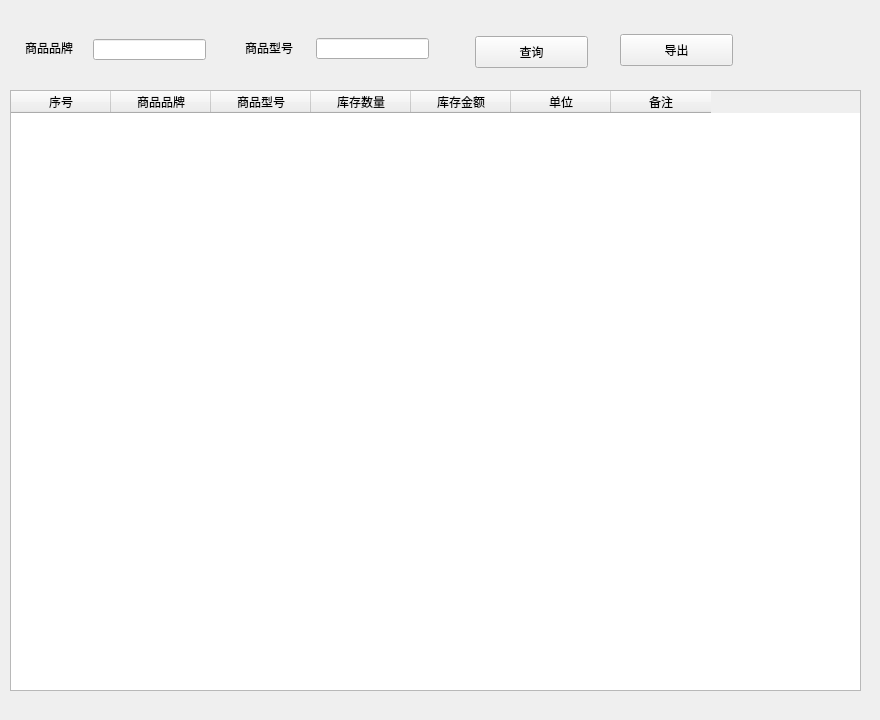
First picture: the form in View/stock/ui/ui_stock_search.ui, repository zgj0607/Py-store, before the edit.
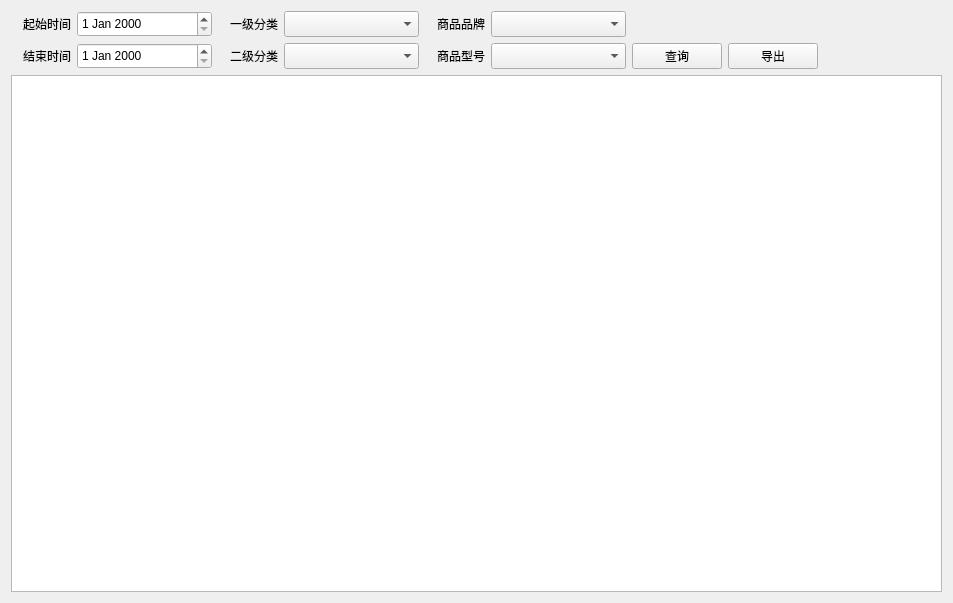
Second picture: the form after the edit.

Commit message: 完成历史进货、进货监控、库存查询功能

Diff of the .ui file:
```diff
--- a/View/stock/ui/ui_stock_search.ui
+++ b/View/stock/ui/ui_stock_search.ui
@@ -6,130 +6,332 @@
    <rect>
     <x>0</x>
     <y>0</y>
-    <width>880</width>
-    <height>720</height>
+    <width>953</width>
+    <height>603</height>
    </rect>
   </property>
   <property name="windowTitle">
    <string>Form</string>
   </property>
-  <widget class="QLabel" name="label">
-   <property name="geometry">
-    <rect>
-     <x>25</x>
-     <y>40</y>
-     <width>60</width>
-     <height>16</height>
-    </rect>
-   </property>
-   <property name="text">
-    <string>商品品牌</string>
-   </property>
-  </widget>
-  <widget class="QLabel" name="label_2">
-   <property name="geometry">
-    <rect>
-     <x>245</x>
-     <y>40</y>
-     <width>60</width>
-     <height>16</height>
-    </rect>
-   </property>
-   <property name="text">
-    <string>商品型号</string>
-   </property>
-  </widget>
-  <widget class="QTableWidget" name="tableWidget">
-   <property name="geometry">
-    <rect>
-     <x>10</x>
-     <y>90</y>
-     <width>851</width>
-     <height>601</height>
-    </rect>
-   </property>
-   <column>
-    <property name="text">
-     <string>序号</string>
-    </property>
-   </column>
-   <column>
-    <property name="text">
-     <string>商品品牌</string>
-    </property>
-   </column>
-   <column>
-    <property name="text">
-     <string>商品型号</string>
-    </property>
-   </column>
-   <column>
-    <property name="text">
-     <string>库存数量</string>
-    </property>
-   </column>
-   <column>
-    <property name="text">
-     <string>库存金额</string>
-    </property>
-   </column>
-   <column>
-    <property name="text">
-     <string>单位</string>
-    </property>
-   </column>
-   <column>
-    <property name="text">
-     <string>备注</string>
-    </property>
-   </column>
-  </widget>
-  <widget class="QPushButton" name="serchButton">
-   <property name="geometry">
-    <rect>
-     <x>475</x>
-     <y>36</y>
-     <width>113</width>
-     <height>32</height>
-    </rect>
-   </property>
-   <property name="text">
-    <string>查询</string>
-   </property>
-  </widget>
-  <widget class="QLineEdit" name="lineEdit">
-   <property name="geometry">
-    <rect>
-     <x>93</x>
-     <y>39</y>
-     <width>113</width>
-     <height>21</height>
-    </rect>
-   </property>
-  </widget>
-  <widget class="QLineEdit" name="lineEdit_2">
-   <property name="geometry">
-    <rect>
-     <x>316</x>
-     <y>38</y>
-     <width>113</width>
-     <height>21</height>
-    </rect>
-   </property>
-  </widget>
-  <widget class="QPushButton" name="exportButton">
-   <property name="geometry">
-    <rect>
-     <x>620</x>
-     <y>34</y>
-     <width>113</width>
-     <height>32</height>
-    </rect>
-   </property>
-   <property name="text">
-    <string>导出</string>
-   </property>
-  </widget>
+  <layout class="QVBoxLayout" name="verticalLayout">
+   <item>
+    <layout class="QVBoxLayout" name="verticalLayout_2">
+     <item>
+      <layout class="QHBoxLayout" name="horizontalLayout">
+       <item>
+        <widget class="QLabel" name="label_6">
+         <property name="minimumSize">
+          <size>
+           <width>60</width>
+           <height>26</height>
+          </size>
+         </property>
+         <property name="maximumSize">
+          <size>
+           <width>60</width>
+           <height>26</height>
+          </size>
+         </property>
+         <property name="text">
+          <string>起始时间</string>
+         </property>
+         <property name="alignment">
+          <set>Qt::AlignRight|Qt::AlignTrailing|Qt::AlignVCenter</set>
+         </property>
+        </widget>
+       </item>
+       <item>
+        <widget class="QDateEdit" name="start_date">
+         <property name="minimumSize">
+          <size>
+           <width>135</width>
+           <height>26</height>
+          </size>
+         </property>
+         <property name="maximumSize">
+          <size>
+           <width>135</width>
+           <height>26</height>
+          </size>
+         </property>
+        </widget>
+       </item>
+       <item>
+        <widget class="QLabel" name="label_4">
+         <property name="minimumSize">
+          <size>
+           <width>60</width>
+           <height>26</height>
+          </size>
+         </property>
+         <property name="maximumSize">
+          <size>
+           <width>60</width>
+           <height>26</height>
+          </size>
+         </property>
+         <property name="text">
+          <string>一级分类</string>
+         </property>
+         <property name="alignment">
+          <set>Qt::AlignRight|Qt::AlignTrailing|Qt::AlignVCenter</set>
+         </property>
+        </widget>
+       </item>
+       <item>
+        <widget class="QComboBox" name="first_srv_combo">
+         <property name="minimumSize">
+          <size>
+           <width>135</width>
+           <height>26</height>
+          </size>
+         </property>
+         <property name="maximumSize">
+          <size>
+           <width>135</width>
+           <height>26</height>
+          </size>
+         </property>
+        </widget>
+       </item>
+       <item>
+        <widget class="QLabel" name="label_2">
+         <property name="minimumSize">
+          <size>
+           <width>60</width>
+           <height>26</height>
+          </size>
+         </property>
+         <property name="maximumSize">
+          <size>
+           <width>60</width>
+           <height>26</height>
+          </size>
+         </property>
+         <property name="text">
+          <string>商品品牌</string>
+         </property>
+         <property name="alignment">
+          <set>Qt::AlignRight|Qt::AlignTrailing|Qt::AlignVCenter</set>
+         </property>
+        </widget>
+       </item>
+       <item>
+        <widget class="QComboBox" name="brand_combo">
+         <property name="minimumSize">
+          <size>
+           <width>135</width>
+           <height>26</height>
+          </size>
+         </property>
+         <property name="maximumSize">
+          <size>
+           <width>135</width>
+           <height>26</height>
+          </size>
+         </property>
+        </widget>
+       </item>
+       <item>
+        <spacer name="horizontalSpacer">
+         <property name="orientation">
+          <enum>Qt::Horizontal</enum>
+         </property>
+         <property name="sizeHint" stdset="0">
+          <size>
+           <width>40</width>
+           <height>20</height>
+          </size>
+         </property>
+        </spacer>
+       </item>
+      </layout>
+     </item>
+     <item>
+      <layout class="QHBoxLayout" name="horizontalLayout_2">
+       <item>
+        <widget class="QLabel" name="label_5">
+         <property name="minimumSize">
+          <size>
+           <width>60</width>
+           <height>26</height>
+          </size>
+         </property>
+         <property name="maximumSize">
+          <size>
+           <width>60</width>
+           <height>26</height>
+          </size>
+         </property>
+         <property name="text">
+          <string>结束时间</string>
+         </property>
+         <property name="alignment">
+          <set>Qt::AlignRight|Qt::AlignTrailing|Qt::AlignVCenter</set>
+         </property>
+        </widget>
+       </item>
+       <item>
+        <widget class="QDateEdit" name="end_date">
+         <property name="minimumSize">
+          <size>
+           <width>135</width>
+           <height>26</height>
+          </size>
+         </property>
+         <property name="maximumSize">
+          <size>
+           <width>135</width>
+           <height>26</height>
+          </size>
+         </property>
+        </widget>
+       </item>
+       <item>
+        <widget class="QLabel" name="label_3">
+         <property name="minimumSize">
+          <size>
+           <width>60</width>
+           <height>26</height>
+          </size>
+         </property>
+         <property name="maximumSize">
+          <size>
+           <width>60</width>
+           <height>26</height>
+          </size>
+         </property>
+         <property name="text">
+          <string>二级分类</string>
+         </property>
+         <property name="alignment">
+          <set>Qt::AlignRight|Qt::AlignTrailing|Qt::AlignVCenter</set>
+         </property>
+        </widget>
+       </item>
+       <item>
+        <widget class="QComboBox" name="second_srv_combo">
+         <property name="minimumSize">
+          <size>
+           <width>135</width>
+           <height>26</height>
+          </size>
+         </property>
+         <property name="maximumSize">
+          <size>
+           <width>135</width>
+           <height>26</height>
+          </size>
+         </property>
+        </widget>
+       </item>
+       <item>
+        <widget class="QLabel" name="label">
+         <property name="minimumSize">
+          <size>
+           <width>60</width>
+           <height>26</height>
+          </size>
+         </property>
+         <property name="maximumSize">
+          <size>
+           <width>60</width>
+           <height>26</height>
+          </size>
+         </property>
+         <property name="text">
+          <string>商品型号</string>
+         </property>
+         <property name="alignment">
+          <set>Qt::AlignRight|Qt::AlignTrailing|Qt::AlignVCenter</set>
+         </property>
+        </widget>
+       </item>
+       <item>
+        <widget class="QComboBox" name="model_combo">
+         <property name="minimumSize">
+          <size>
+           <width>135</width>
+           <height>26</height>
+          </size>
+         </property>
+         <property name="maximumSize">
+          <size>
+           <width>135</width>
+           <height>26</height>
+          </size>
+         </property>
+        </widget>
+       </item>
+       <item>
+        <widget class="QPushButton" name="seachButton">
+         <property name="minimumSize">
+          <size>
+           <width>90</width>
+           <height>26</height>
+          </size>
+         </property>
+         <property name="maximumSize">
+          <size>
+           <width>90</width>
+           <height>26</height>
+          </size>
+         </property>
+         <property name="text">
+          <string>查询</string>
+         </property>
+        </widget>
+       </item>
+       <item>
+        <widget class="QPushButton" name="exportButton">
+         <property name="minimumSize">
+          <size>
+           <width>90</width>
+           <height>26</height>
+          </size>
+         </property>
+         <property name="maximumSize">
+          <size>
+           <width>90</width>
+           <height>26</height>
+          </size>
+         </property>
+         <property name="text">
+          <string>导出</string>
+         </property>
+        </widget>
+       </item>
+       <item>
+        <spacer name="horizontalSpacer_2">
+         <property name="orientation">
+          <enum>Qt::Horizontal</enum>
+         </property>
+         <property name="sizeHint" stdset="0">
+          <size>
+           <width>40</width>
+           <height>20</height>
+          </size>
+         </property>
+        </spacer>
+       </item>
+      </layout>
+     </item>
+    </layout>
+   </item>
+   <item>
+    <widget class="QTableView" name="tableView">
+     <property name="selectionBehavior">
+      <enum>QAbstractItemView::SelectRows</enum>
+     </property>
+     <property name="sortingEnabled">
+      <bool>true</bool>
+     </property>
+     <attribute name="horizontalHeaderShowSortIndicator" stdset="0">
+      <bool>true</bool>
+     </attribute>
+    </widget>
+   </item>
+  </layout>
  </widget>
  <resources/>
  <connections/>
```
Left out of the diff: 4 changed lines with no effect on the pictures. The commit also changes 27 other files.
